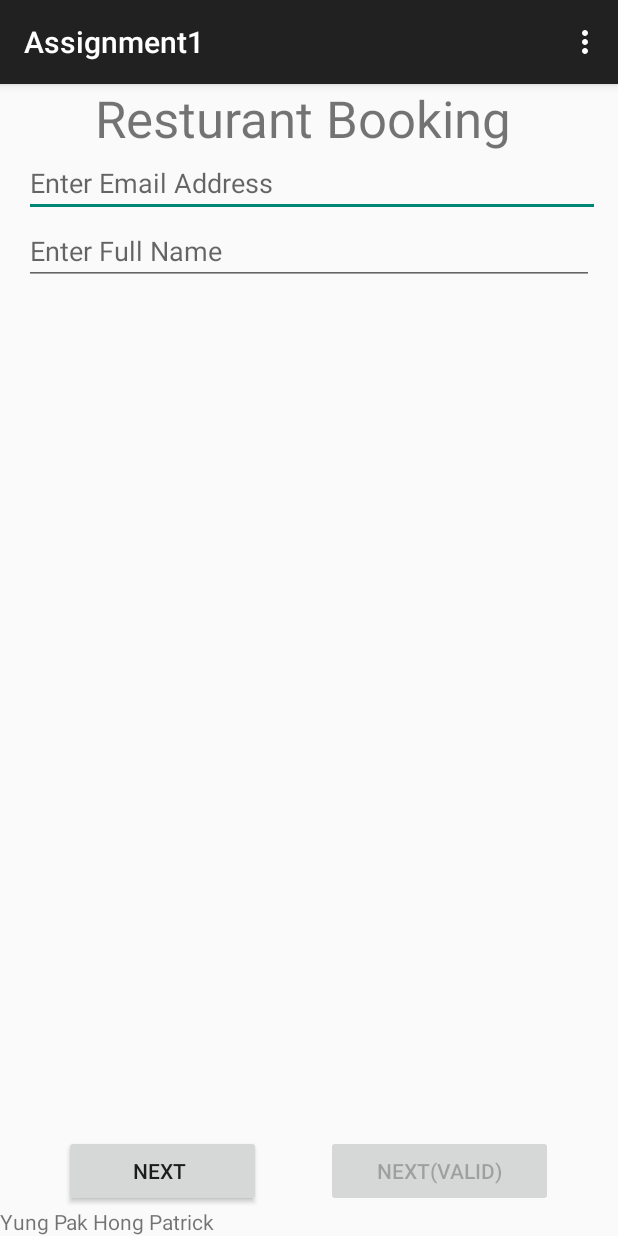
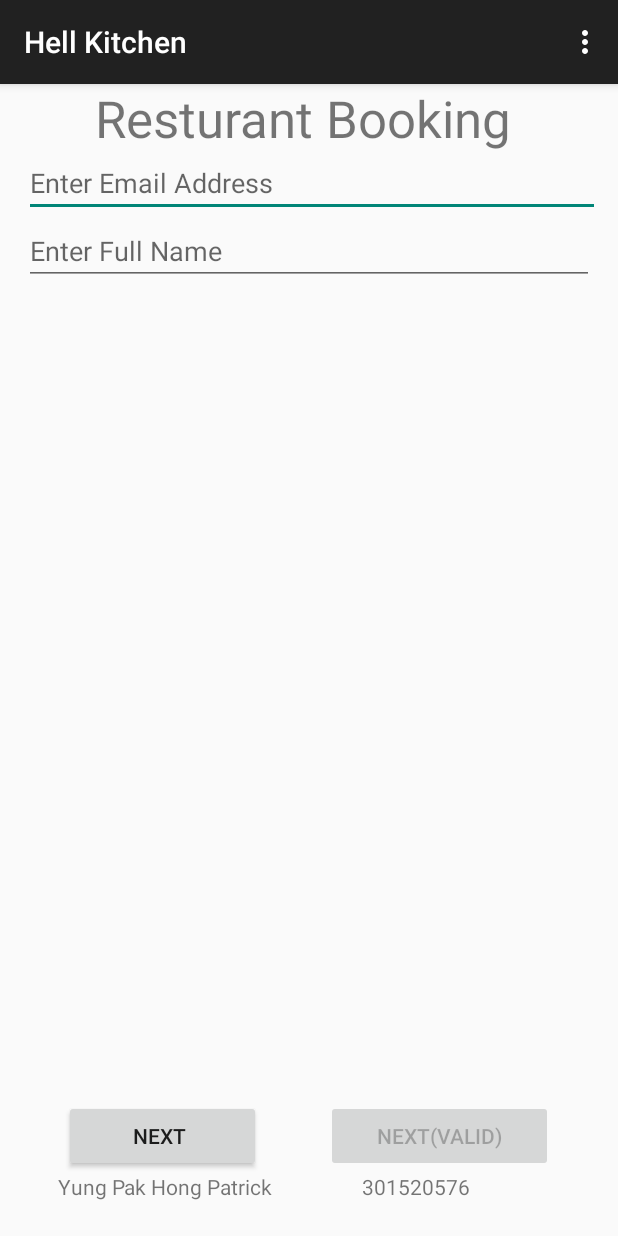
Before and after one commit to patrick-yung/MAPD711-A1-YungPakHongPatrick, an Android app: the screen it shows after launch (MainActivity), on a phone screen of 412 x 824 dp. Run offline under Robolectric (Android 15) with nearby library versions, the phone set to English and light mode, and no system bars.

Commit message:
Imported "Student name and ID" as string - 17/09/2025 - Yung Pak Hong Patrick

```diff
--- a/app/src/main/res/layout/activity_appointmentdetails.xml
+++ b/app/src/main/res/layout/activity_appointmentdetails.xml
@@ -73,13 +73,6 @@
             android:layout_width="match_parent"
             android:layout_height="wrap_content" />
 
-        <EditText
-            android:id="@+id/editTextTime2"
-            android:layout_width="match_parent"
-            android:layout_height="wrap_content"
-            android:ems="10"
-            android:inputType="time" />
-
         <LinearLayout
             android:layout_width="match_parent"
             android:layout_height="wrap_content"
@@ -91,19 +84,8 @@
                 android:layout_weight="1" />
 
             <Spinner
-                android:id="@+id/spinner_hour"
+                android:id="@+id/spinner_time"
                 android:layout_width="169dp"
-                android:layout_height="wrap_content"
-                android:layout_weight="1" />
-
-            <Space
-                android:layout_width="wrap_content"
-                android:layout_height="wrap_content"
-                android:layout_weight="1" />
-
-            <Spinner
-                android:id="@+id/spinner_minutes"
-                android:layout_width="163dp"
                 android:layout_height="wrap_content"
                 android:layout_weight="1" />
 
--- a/app/src/main/res/layout/activity_mainclient.xml
+++ b/app/src/main/res/layout/activity_mainclient.xml
@@ -10,7 +10,9 @@
     <LinearLayout
         android:layout_width="match_parent"
         android:layout_height="match_parent"
+        android:layout_marginBottom="16dp"
         android:orientation="vertical"
+        app:layout_constraintBottom_toBottomOf="parent"
         app:layout_constraintTop_toTopOf="parent">
 
         <TextView
@@ -48,12 +50,16 @@
 
         </LinearLayout>
 
+        <Space
+            android:layout_width="match_parent"
+            android:layout_height="wrap_content" />
+
         <LinearLayout
             android:id="@+id/btnmain"
             android:layout_width="match_parent"
             android:layout_height="wrap_content"
             android:layout_weight="1"
-            android:gravity="bottom"
+            android:gravity="bottom|center_vertical"
             android:orientation="vertical">
 
             <LinearLayout
@@ -91,13 +97,51 @@
                     android:layout_width="wrap_content"
                     android:layout_height="wrap_content"
                     android:layout_weight="1" />
+
             </LinearLayout>
 
-            <TextView
-                android:id="@+id/txtstudent"
+            <LinearLayout
                 android:layout_width="match_parent"
                 android:layout_height="wrap_content"
-                android:text="Yung Pak Hong Patrick" />
+                android:layout_weight="1"
+                android:minHeight="40dp"
+                android:orientation="horizontal">
+
+                <Space
+                    android:layout_width="wrap_content"
+                    android:layout_height="wrap_content"
+                    android:layout_weight="1" />
+
+                <TextView
+                    android:id="@+id/txtstudent"
+                    android:layout_width="wrap_content"
+                    android:layout_height="wrap_content"
+                    android:text="@string/studentname" />
+
+                <Space
+                    android:layout_width="wrap_content"
+                    android:layout_height="wrap_content"
+                    android:layout_weight="1" />
+
+                <TextView
+                    android:id="@+id/txtstudentid"
+                    android:layout_width="wrap_content"
+                    android:layout_height="wrap_content"
+                    android:layout_weight="1"
+                    android:text="@string/studentid" />
+
+                <Space
+                    android:layout_width="wrap_content"
+                    android:layout_height="wrap_content"
+                    android:layout_weight="1" />
+
+            </LinearLayout>
+
+            <Space
+                android:layout_width="match_parent"
+                android:layout_height="wrap_content"
+                android:layout_weight="1" />
+
         </LinearLayout>
 
     </LinearLayout>
--- a/app/src/main/res/menu/mainmenu.xml
+++ b/app/src/main/res/menu/mainmenu.xml
@@ -3,10 +3,10 @@
 
     <item
         android:id="@+id/studentname"
-        android:title="Yung Pak Hong Patrick" />
+        android:title="@string/studentname" />
     <item
         android:id="@+id/studentid"
-        android:title="301520576" />
+        android:title="@string/studentid"/>
 
 
 </menu>
--- a/app/src/main/res/values/service_type.xml
+++ b/app/src/main/res/values/service_type.xml
@@ -8,6 +8,4 @@
         <item>"Consulting"</item>
         <item>"IT Service"</item>
     </string-array>
-
-
 </resources>
--- a/app/src/main/res/values/strings.xml
+++ b/app/src/main/res/values/strings.xml
@@ -1,5 +1,5 @@
 <resources>
-    <string name="app_name">Assignment1</string>
+    <string name="app_name">"Hell Kitchen"</string>
     <string name="title_activity_appointment">AppointmentActivity</string>
     <string name="prompt_email">Email</string>
     <string name="prompt_password">Password</string>
@@ -9,5 +9,8 @@
     <string name="invalid_username">Not a valid username</string>
     <string name="invalid_password">Password must be >5 characters</string>
     <string name="login_failed">"Login failed"</string>
-    w
+    w<string name="invalid_email">"Please Enter Valid Email"</string>">
+    <string name="invalid_name">"Please Enter Valid Name"</string>
+    <string name="studentid">  "      301520576      "</string>
+    <string name="studentname">"Yung Pak Hong Patrick"</string>
 </resources>
```
